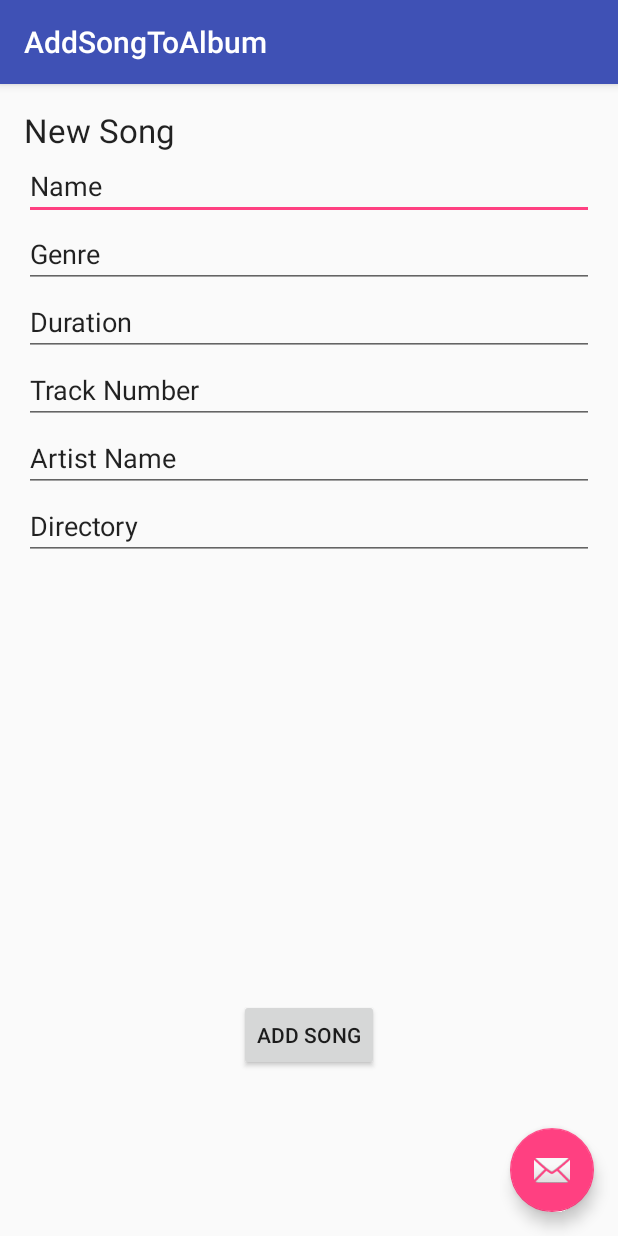
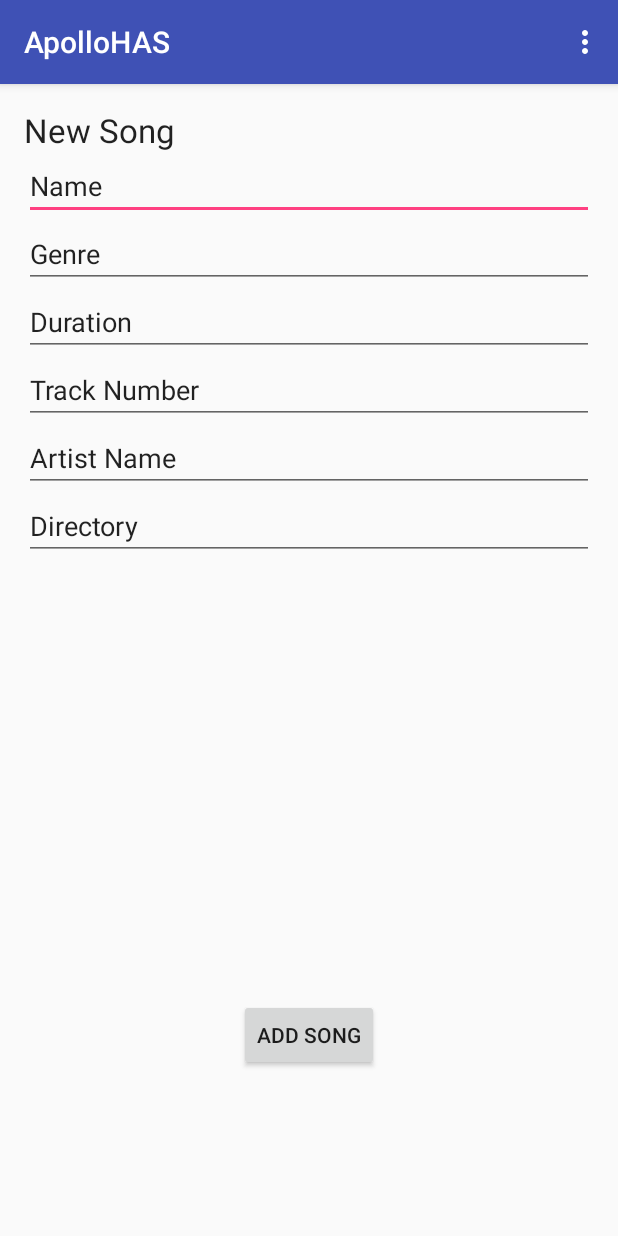
Before and after one commit to ecepidik/ApolloHAS_mirrored, an Android app: the AddSongToAlbum screen opened directly, with no data from a screen before it, on a phone screen of 412 x 824 dp. Run offline under Robolectric (Android 15) with nearby library versions, the phone set to English and light mode, and no system bars; libraries missing offline, so code that uses them is left out: ca.mcgill.ecse321.

Commit message:
I'm tired :/

```diff
--- a/mobile-workspace/app/src/main/java/ca/mcgill/ecse321/apollohas/AddSongToAlbum.java
+++ b/mobile-workspace/app/src/main/java/ca/mcgill/ecse321/apollohas/AddSongToAlbum.java
@@ -6,6 +6,8 @@ import android.support.design.widget.FloatingActionButton;
 import android.support.design.widget.Snackbar;
 import android.support.v7.app.AppCompatActivity;
 import android.support.v7.widget.Toolbar;
+import android.view.Menu;
+import android.view.MenuItem;
 import android.view.View;
 import android.widget.ArrayAdapter;
 import android.widget.Spinner;
@@ -29,18 +31,7 @@ public class AddSongToAlbum extends AppCompatActivity {
     @Override
     protected void onCreate(Bundle savedInstanceState) {
         super.onCreate(savedInstanceState);
-        setContentView(R.layout.activity_add_song_to_album);
-        Toolbar toolbar = (Toolbar) findViewById(R.id.toolbar);
-        setSupportActionBar(toolbar);
-
-        FloatingActionButton fab = (FloatingActionButton) findViewById(R.id.fab);
-        fab.setOnClickListener(new View.OnClickListener() {
-            @Override
-            public void onClick(View view) {
-                Snackbar.make(view, "Replace with your own action", Snackbar.LENGTH_LONG)
-                        .setAction("Action", null).show();
-            }
-        });
+        setContentView(R.layout.content_add_song_to_album);
     }
 
     private void refreshData() {
@@ -52,6 +43,28 @@ public class AddSongToAlbum extends AppCompatActivity {
             Song song = songs.next();
             this.songs.put(i, song);
         }
+    }
+
+    @Override
+    public boolean onCreateOptionsMenu(Menu menu) {
+        // Inflate the menu; this adds items to the action bar if it is present.
+        getMenuInflater().inflate(R.menu.menu_main, menu);
+        return true;
+    }
+
+    @Override
+    public boolean onOptionsItemSelected(MenuItem item) {
+        // Handle action bar item clicks here. The action bar will
+        // automatically handle clicks on the Home/Up button, so long
+        // as you specify a parent activity in AndroidManifest.xml.
+        int id = item.getItemId();
+
+        //noinspection SimplifiableIfStatement
+        if (id == R.id.action_settings) {
+            return true;
+        }
+
+        return super.onOptionsItemSelected(item);
     }
 
     public void addSong(View v) {
@@ -69,19 +82,19 @@ public class AddSongToAlbum extends AppCompatActivity {
         TextView tvTrackNumber = (TextView) findViewById(R.id.track_number);
         int trackNumber = Integer.parseInt(tvTrackNumber.getText().toString());
 
-        TextView tvArtistName = (TextView) findViewById(R.id.song_artist_name);
-        String artistName = tvArtistName.toString();
-        Artist artist = hasc.createArtist(artistName);
+        TextView tvSongArtistName = (TextView) findViewById(R.id.song_artist_name);
+        String SongArtistName = tvSongArtistName.toString();
+        Artist artist = hasc.createArtist(SongArtistName);
 
         TextView errorMessage = (TextView) findViewById(R.id.error);
         errorMessage.setText("");
         try {
             hasc.createSong(songName, duration, genre, trackNumber, artist);
-            startActivity(new Intent(getApplicationContext(), AddSongToAlbum.class));
         } catch (InvalidInputException e) {
             errorMessage.setText(e.getMessage());
         }
         refreshData();
     }
 
+
 }
--- a/mobile-workspace/app/src/main/res/layout/activity_add_album.xml
+++ b/mobile-workspace/app/src/main/res/layout/activity_add_album.xml
@@ -107,4 +107,5 @@
         android:layout_toStartOf="@+id/set_date"
         android:spinnerMode="dropdown" />
 
+
 </RelativeLayout>
--- a/mobile-workspace/app/src/main/res/layout/activity_add_song_to_album.xml
+++ /dev/null
@@ -1,34 +0,0 @@
-<?xml version="1.0" encoding="utf-8"?>
-<android.support.design.widget.CoordinatorLayout xmlns:android="http://schemas.android.com/apk/res/android"
-    xmlns:app="http://schemas.android.com/apk/res-auto"
-    xmlns:tools="http://schemas.android.com/tools"
-    android:layout_width="match_parent"
-    android:layout_height="match_parent"
-    android:fitsSystemWindows="true"
-    tools:context="ca.mcgill.ecse321.apollohas.AddSongToAlbum">
-
-    <android.support.design.widget.AppBarLayout
-        android:layout_width="match_parent"
-        android:layout_height="wrap_content"
-        android:theme="@style/AppTheme.AppBarOverlay">
-
-        <android.support.v7.widget.Toolbar
-            android:id="@+id/toolbar"
-            android:layout_width="match_parent"
-            android:layout_height="?attr/actionBarSize"
-            android:background="?attr/colorPrimary"
-            app:popupTheme="@style/AppTheme.PopupOverlay" />
-
-    </android.support.design.widget.AppBarLayout>
-
-    <include layout="@layout/content_add_song_to_album" />
-
-    <android.support.design.widget.FloatingActionButton
-        android:id="@+id/fab"
-        android:layout_width="wrap_content"
-        android:layout_height="wrap_content"
-        android:layout_gravity="bottom|end"
-        android:layout_margin="@dimen/fab_margin"
-        android:src="@android:drawable/ic_dialog_email" />
-
-</android.support.design.widget.CoordinatorLayout>
--- a/mobile-workspace/app/src/main/res/layout/content_add_song_to_album.xml
+++ b/mobile-workspace/app/src/main/res/layout/content_add_song_to_album.xml
@@ -9,8 +9,7 @@
     android:paddingRight="@dimen/activity_horizontal_margin"
     android:paddingTop="@dimen/activity_vertical_margin"
     app:layout_behavior="@string/appbar_scrolling_view_behavior"
-    tools:context="ca.mcgill.ecse321.apollohas.AddSongToAlbum"
-    tools:showIn="@layout/activity_add_song_to_album">
+    tools:context="ca.mcgill.ecse321.apollohas.AddSongToAlbum">
 
     <TextView
         android:layout_width="wrap_content"
@@ -100,7 +99,6 @@
         android:layout_alignParentLeft="true"
         android:layout_alignParentStart="true"
         android:layout_below="@+id/song_artist_name"
-        android:layout_toStartOf="@+id/addSong"
         android:layout_alignRight="@+id/song_artist_name"
         android:layout_alignEnd="@+id/song_artist_name"
         android:inputType="none" />
--- a/mobile-workspace/app/src/main/res/values/strings.xml
+++ b/mobile-workspace/app/src/main/res/values/strings.xml
@@ -7,4 +7,5 @@
     <string name="release_date">mm.dd.yyyy</string>
     <string name="newAlbum_button">Add Album</string>
     <string name="title_activity_add_song_to_album">AddSongToAlbum</string>
+    <string name="title_activity_main2">Main2Activity</string>
 </resources>
```
Also changed, not shown: mobile-workspace/app/src/main/AndroidManifest.xml (+6 -7 lines).
